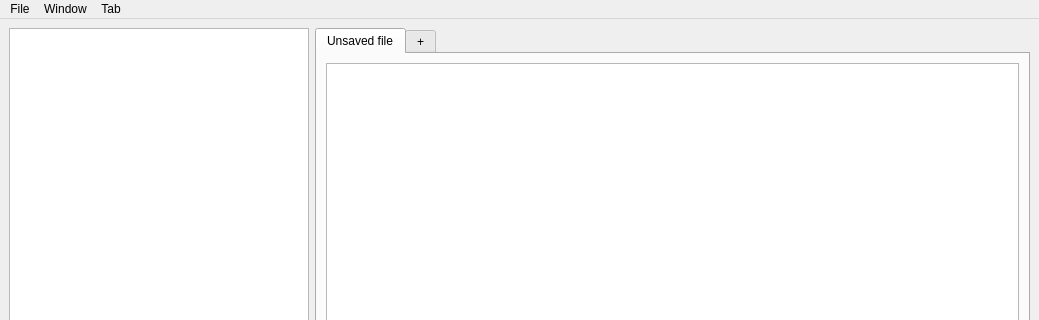
This is mainwindow.ui in Kostamirin/textEditor_project as Qt 5 draws it before an edit; both pictures show x 0 to 1039 and y 0 to 320 of the 1039 by 694 pixel window. The edited form follows.
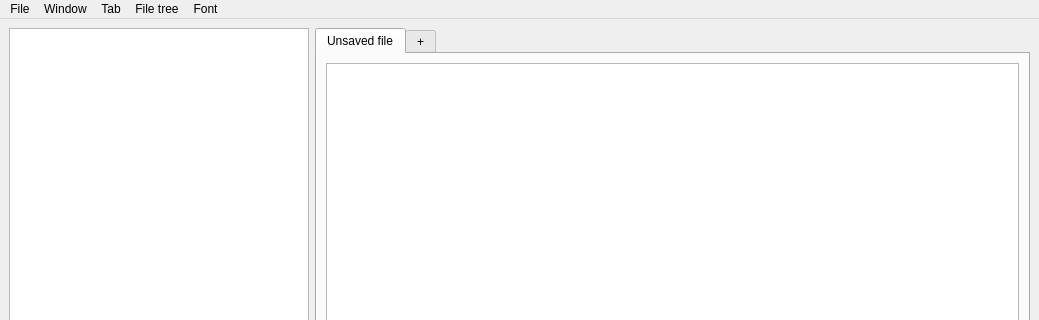
This is the edited form.

Commit message: Добавлено скрытие левого ui

```diff
--- a/mainwindow.ui
+++ b/mainwindow.ui
@@ -91,9 +91,24 @@
     <addaction name="actionClose_tab"/>
     <addaction name="actionCreate_new_tab"/>
    </widget>
+   <widget class="QMenu" name="menuFile_tree">
+    <property name="title">
+     <string>File tree</string>
+    </property>
+    <addaction name="actionHide_file_tree"/>
+   </widget>
+   <widget class="QMenu" name="menuFont">
+    <property name="title">
+     <string>Font</string>
+    </property>
+    <addaction name="actionSet_size"/>
+    <addaction name="actionSet_font"/>
+   </widget>
    <addaction name="menuFile"/>
    <addaction name="menuWindow"/>
    <addaction name="menuTab"/>
+   <addaction name="menuFile_tree"/>
+   <addaction name="menuFont"/>
   </widget>
   <widget class="QStatusBar" name="statusbar"/>
   <action name="actionSave">
```
Left out of the diff: 15 changed lines with no effect on the pictures. The commit also changes 2 other files.
